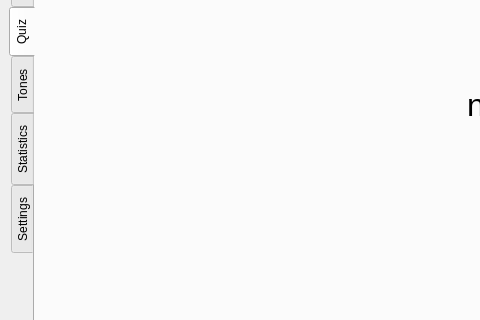
First picture: the form in cjk-trainer/ui/MainWindow.ui, repository mruiz42/cjk-trainer, before the edit; both pictures show x 0 to 480 and y 240 to 560 of the 960 by 720 pixel window.
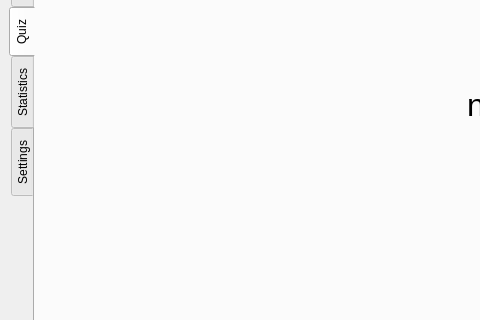
Second picture: the form after the edit. The open tabs and pages were chosen to show the change. Icons and pictures are not drawn.

The edit to the form file:
```diff
--- a/cjk-trainer/ui/MainWindow.ui
+++ b/cjk-trainer/ui/MainWindow.ui
@@ -863,11 +863,6 @@
           </item>
          </layout>
         </widget>
-        <widget class="QWidget" name="tab_tones">
-         <attribute name="title">
-          <string>Tones</string>
-         </attribute>
-        </widget>
         <widget class="QWidget" name="tab_statistics">
          <attribute name="title">
           <string>Statistics</string>
```
Left out of the diff: 4 changed lines with no effect on the pictures.
